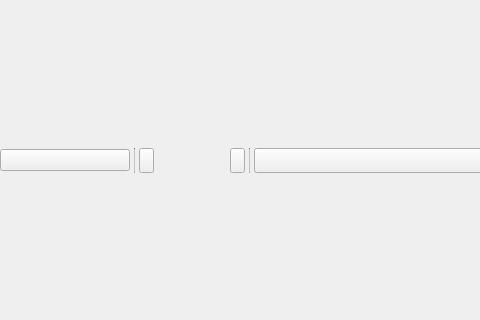
Old version of the form library/tulip-gui/designer/WorkspacePanel.ui in the repository vadivelselvaraj/TulipGLImprovement; both pictures show x 0 to 480 and y 137 to 457 of the 943 by 595 pixel window.
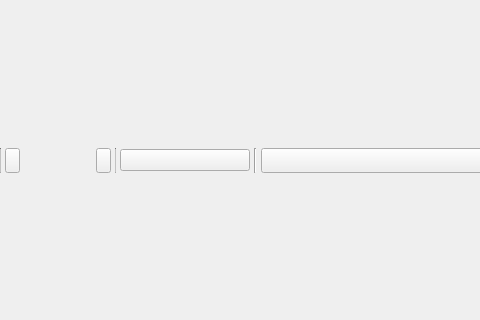
New version of the form. Icons and pictures are not drawn. Custom widgets are drawn as their Qt base class.

Commit message: current interactor button updates

```diff
--- a/library/tulip-gui/designer/WorkspacePanel.ui
+++ b/library/tulip-gui/designer/WorkspacePanel.ui
@@ -110,39 +110,6 @@
       <property name="margin">
        <number>0</number>
       </property>
-      <item>
-       <widget class="QToolButton" name="currentInteractorButton">
-        <property name="minimumSize">
-         <size>
-          <width>130</width>
-          <height>22</height>
-         </size>
-        </property>
-        <property name="maximumSize">
-         <size>
-          <width>130</width>
-          <height>22</height>
-         </size>
-        </property>
-        <property name="toolTip">
-         <string>Active tool (click to set-up)</string>
-        </property>
-        <property name="styleSheet">
-         <string notr="true">#currentInteractorButton {
-font: bold 10px;
-}</string>
-        </property>
-        <property name="text">
-         <string/>
-        </property>
-        <property name="checkable">
-         <bool>true</bool>
-        </property>
-        <property name="toolButtonStyle">
-         <enum>Qt::ToolButtonTextBesideIcon</enum>
-        </property>
-       </widget>
-      </item>
       <item>
        <widget class="Line" name="sep1">
         <property name="minimumSize">
@@ -227,7 +194,7 @@
           <rect>
            <x>0</x>
            <y>0</y>
-           <width>79</width>
+           <width>76</width>
            <height>25</height>
           </rect>
          </property>
@@ -278,6 +245,46 @@
         </property>
        </widget>
       </item>
+      <item>
+       <widget class="QToolButton" name="currentInteractorButton">
+        <property name="minimumSize">
+         <size>
+          <width>130</width>
+          <height>22</height>
+         </size>
+        </property>
+        <property name="maximumSize">
+         <size>
+          <width>130</width>
+          <height>22</height>
+         </size>
+        </property>
+        <property name="toolTip">
+         <string>Active tool (click to configure)</string>
+        </property>
+        <property name="styleSheet">
+         <string notr="true">#currentInteractorButton {
+font: bold 10px;
+}</string>
+        </property>
+        <property name="text">
+         <string/>
+        </property>
+        <property name="checkable">
+         <bool>true</bool>
+        </property>
+        <property name="toolButtonStyle">
+         <enum>Qt::ToolButtonTextBesideIcon</enum>
+        </property>
+       </widget>
+      </item>
+      <item>
+       <widget class="Line" name="sep4">
+        <property name="orientation">
+         <enum>Qt::Vertical</enum>
+        </property>
+       </widget>
+      </item>
       <item>
        <widget class="TreeViewComboBox" name="graphCombo">
         <property name="sizePolicy">
```
Left out of the diff: 1 changed line with no effect on the pictures.
